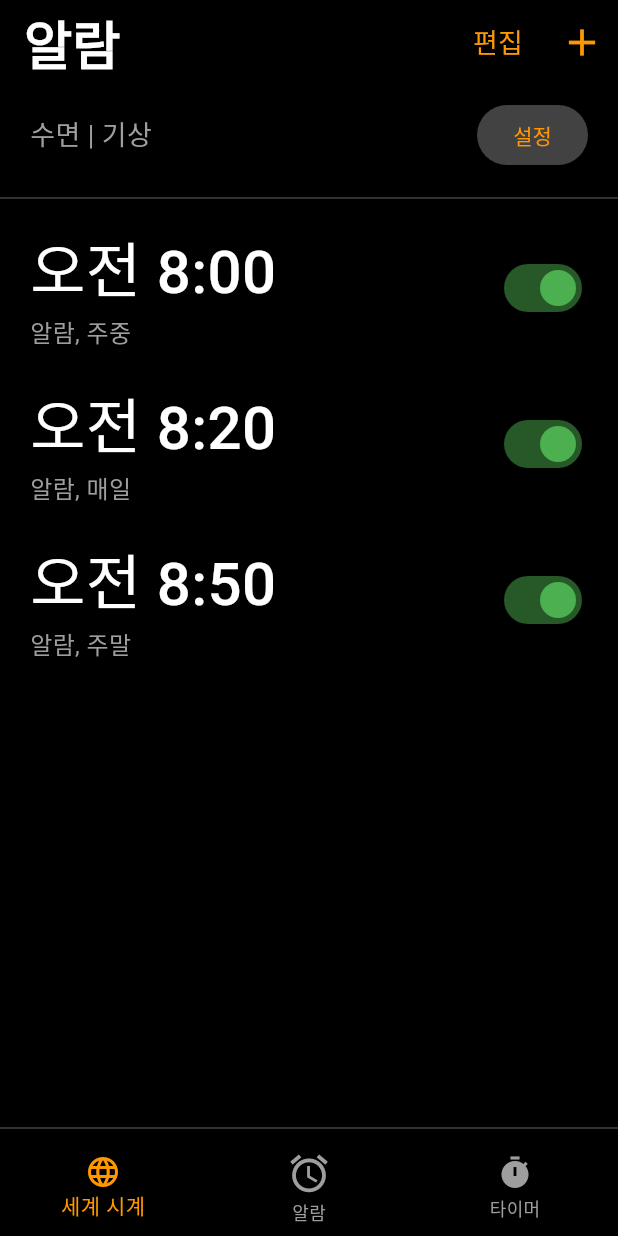
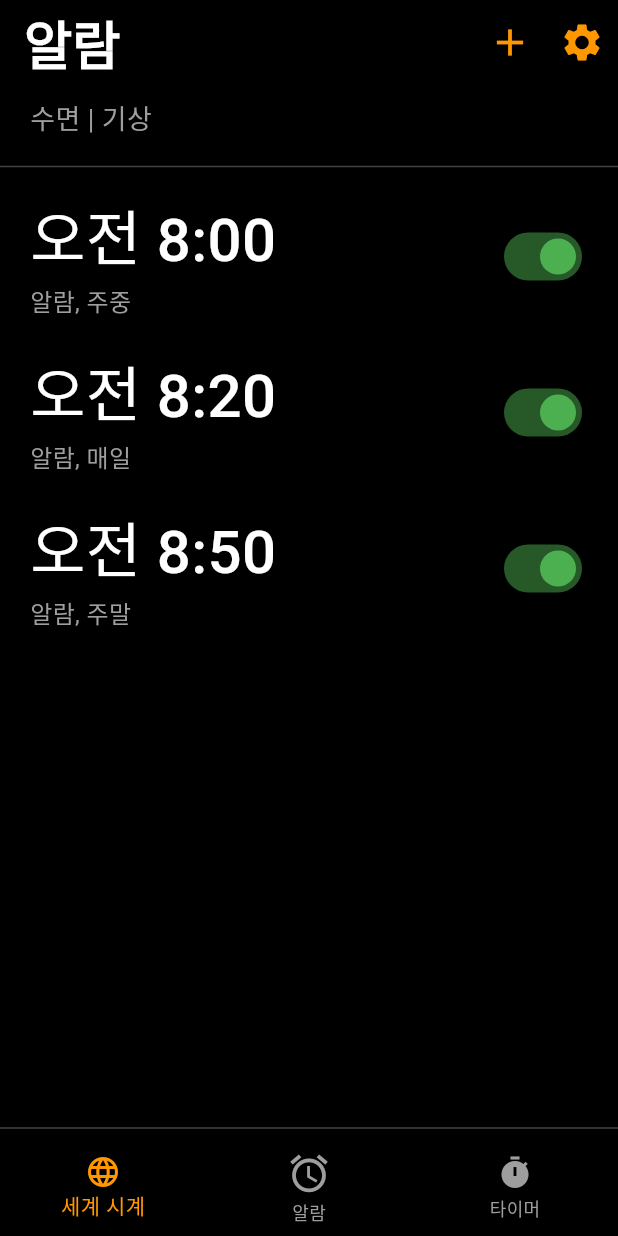
Before and after one commit to lbk00/youtube_routine_front, a Flutter app: the screen it shows after launch, on a phone screen of 412 x 824 dp. Run offline on Flutter 3.47's test engine with Material 3 defaults, Android fonts, the light colour scheme and no system bars; our stand-ins replace firebase_core, flutter_dotenv; accounts and stored records are empty.

Commit message:
메인화면 수정

```diff
--- a/lib/screens/home_screen.dart
+++ b/lib/screens/home_screen.dart
@@ -1,6 +1,15 @@
 import 'package:flutter/material.dart';
+import 'package:youtube_routine_front/screens/add_alarm_screen.dart';
+import 'package:youtube_routine_front/screens/side_menu.dart';
 
-class HomeScreen extends StatelessWidget {
+class HomeScreen extends StatefulWidget {
+  @override
+  _HomeScreenState createState() => _HomeScreenState();
+}
+
+class _HomeScreenState extends State<HomeScreen> {
+  List<bool> alarmStates = [true, true, true]; // 토글 상태 저장 리스트
+
   @override
   Widget build(BuildContext context) {
     return Scaffold(
@@ -12,16 +21,29 @@ class HomeScreen extends StatelessWidget {
           style: TextStyle(color: Colors.white, fontSize: 35, fontWeight: FontWeight.bold),
         ),
         actions: [
-          TextButton(
-            onPressed: () {},
-            child: Text(
-              '편집',
-              style: TextStyle(color: Colors.orange, fontSize: 18),
-            ),
+          IconButton(
+            icon: Icon(Icons.add, color: Colors.orange, size: 30),
+            onPressed: () {
+              showModalBottomSheet(
+                context: context,
+                backgroundColor: Colors.transparent,
+                isScrollControlled: true,
+                builder: (context) => AddAlarmScreen(),
+              );
+            },
           ),
           IconButton(
-            icon: Icon(Icons.add, color: Colors.orange, size: 30),
-            onPressed: () {},
+            icon: Icon(Icons.settings, color: Colors.orange, size: 30),
+            onPressed: () {
+              showDialog(
+                context: context,
+                builder: (context) => Dialog(
+                  backgroundColor: Colors.transparent,
+                  child: SideMenu(),
+                ),
+              );
+            },
+
           ),
         ],
         elevation: 0,
@@ -34,25 +56,25 @@ class HomeScreen extends StatelessWidget {
               mainAxisAlignment: MainAxisAlignment.spaceBetween,
               children: [
                 Text('수면 | 기상', style: TextStyle(color: Colors.grey, fontSize: 18)),
-                ElevatedButton(
-                  onPressed: () {},
-                  style: ElevatedButton.styleFrom(
-                    backgroundColor: Colors.grey.shade800,
-                    shape: RoundedRectangleBorder(borderRadius: BorderRadius.circular(20)),
-                  ),
-                  child: Text('설정', style: TextStyle(color: Colors.orange)),
-                ),
               ],
             ),
           ),
           Divider(color: Colors.grey.shade800, thickness: 1),
           Expanded(
-            child: ListView(
-              children: [
-                AlarmTile(time: '오전 8:00', description: '알람, 주중', isActive: true),
-                AlarmTile(time: '오전 8:20', description: '알람, 매일', isActive: true),
-                AlarmTile(time: '오전 8:50', description: '알람, 주말', isActive: true),
-              ],
+            child: ListView.builder(
+              itemCount: alarmStates.length,
+              itemBuilder: (context, index) {
+                return AlarmTile(
+                  time: ['오전 8:00', '오전 8:20', '오전 8:50'][index],
+                  description: ['알람, 주중', '알람, 매일', '알람, 주말'][index],
+                  isActive: alarmStates[index],
+                  onToggle: (value) {
+                    setState(() {
+                      alarmStates[index] = value;
+                    });
+                  },
+                );
+              },
             ),
           ),
           Divider(color: Colors.grey.shade800, thickness: 1),
@@ -76,11 +98,13 @@ class AlarmTile extends StatelessWidget {
   final String time;
   final String description;
   final bool isActive;
+  final ValueChanged<bool> onToggle;
 
   const AlarmTile({
     required this.time,
     required this.description,
     required this.isActive,
+    required this.onToggle,
   });
 
   @override
@@ -112,7 +136,7 @@ class AlarmTile extends StatelessWidget {
           ),
           Switch(
             value: isActive,
-            onChanged: (value) {},
+            onChanged: onToggle,
             activeColor: Colors.green,
           ),
         ],
```
